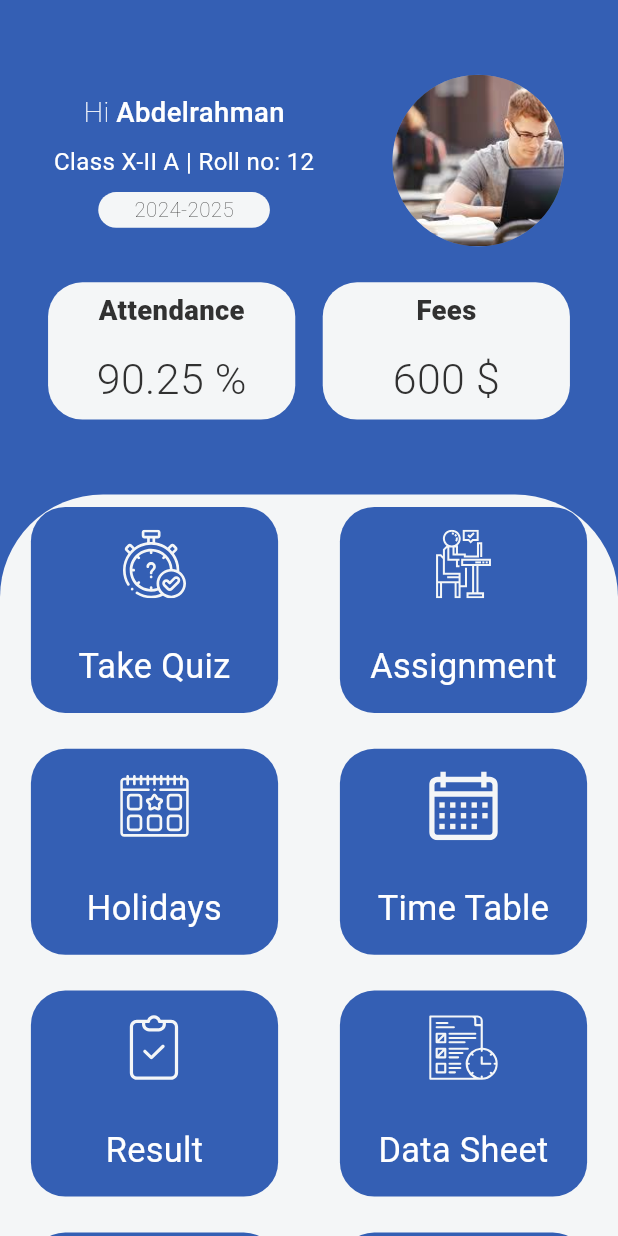
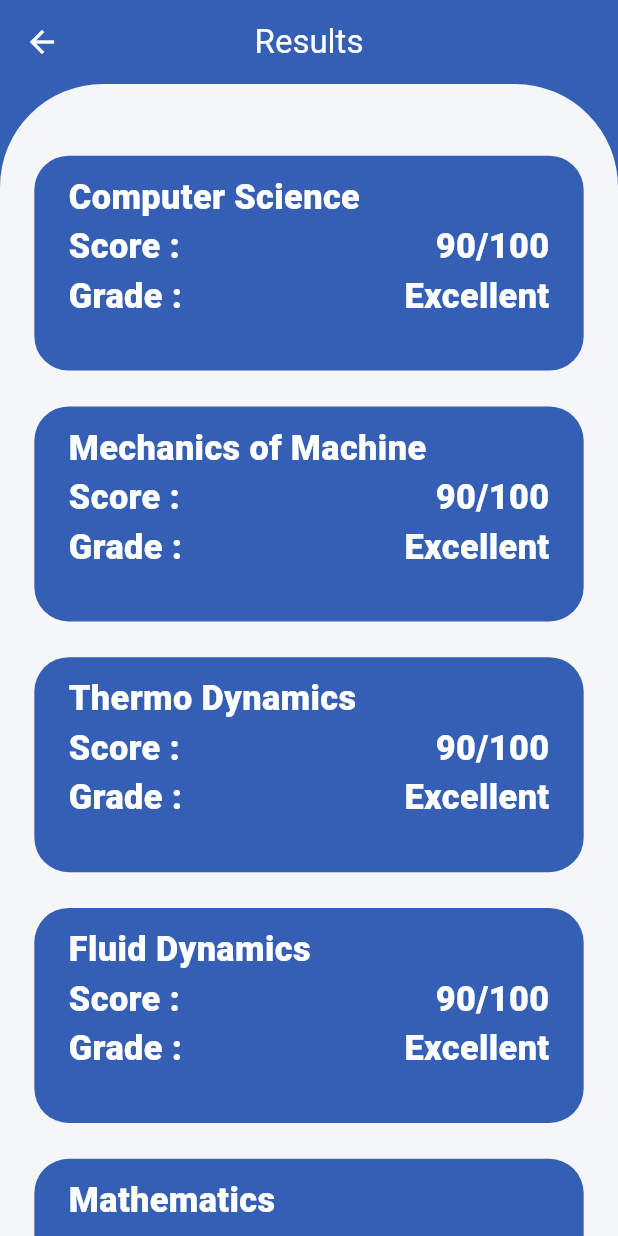
Before and after one commit to Abderlahman-Omar/flutter-school_app, a Flutter app: the HomeScreen screen opened by its route, after a tap on "Result", on a phone screen of 412 x 824 dp. Run offline on Flutter 3.47's test engine with Material 3 defaults, Android fonts, the phone set to English and light mode, and no system bars; our stand-ins replace flutter_screenutil, flutter_svg.

Commit message:
results screen ui done

```diff
--- a/lib/main.dart
+++ b/lib/main.dart
@@ -6,6 +6,7 @@ import 'package:school_app/helpers/constants.dart';
 import 'package:school_app/screens/home_screen.dart';
 import 'package:school_app/screens/login_screen.dart';
 import 'package:school_app/screens/profile_screen.dart';
+import 'package:school_app/screens/result_screen.dart';
 import 'package:school_app/screens/splash_screen.dart';
 import 'package:school_app/screens/time_table_screen.dart';
 
@@ -76,6 +77,9 @@ class _SchoolAppState extends State<SchoolApp> {
             TimeTableScreen.routeName: (context) {
               return const TimeTableScreen();
             },
+            ResultScreen.routeName: (context) {
+              return const ResultScreen();
+            },
           },
           initialRoute: SplashScreen.routeName,
         );
--- a/lib/screens/home_screen.dart
+++ b/lib/screens/home_screen.dart
@@ -3,6 +3,7 @@ import 'package:flutter_screenutil/flutter_screenutil.dart';
 import 'package:school_app/generated/l10n.dart';
 import 'package:school_app/helpers/constants.dart';
 import 'package:school_app/screens/profile_screen.dart';
+import 'package:school_app/screens/result_screen.dart';
 import 'package:school_app/screens/time_table_screen.dart';
 import 'package:school_app/widgets/custom_card.dart';
 import 'package:school_app/widgets/home_page_card.dart';
@@ -212,7 +213,16 @@ class _HomeScreenState extends State<HomeScreen> {
                     mainAxisAlignment: MainAxisAlignment.spaceAround,
                     children: [
                       GestureDetector(
-                        onTap: () {},
+                        onTap: () {
+                          Navigator.push(
+                            context,
+                            MaterialPageRoute(
+                              builder: (context) {
+                                return ResultScreen();
+                              },
+                            ),
+                          );
+                        },
                         child: HomePageCard(
                           assetName: 'assets/icons/result.svg',
                           cardText: S.of(context).result,
--- /dev/null
+++ b/lib/screens/result_screen.dart
@@ -0,0 +1,88 @@
+import 'package:flutter/material.dart';
+import 'package:flutter_screenutil/flutter_screenutil.dart';
+import 'package:school_app/generated/l10n.dart';
+import 'package:school_app/helpers/constants.dart';
+import 'package:school_app/widgets/results_screen_card.dart';
+
+class ResultScreen extends StatelessWidget {
+  const ResultScreen({super.key});
+  static String routeName = 'ResultScreen';
+
+  @override
+  Widget build(BuildContext context) {
+    return Scaffold(
+      appBar: AppBar(
+        iconTheme: const IconThemeData(
+          color: kTextWhiteColor,
+        ),
+        backgroundColor: kPrimaryColor,
+        elevation: 0,
+        title: Text(
+          S.of(context).resultsTitle,
+          style: const TextStyle(
+            color: kTextWhiteColor,
+          ),
+        ),
+        centerTitle: true,
+      ),
+      body: Expanded(
+        child: Container(
+          width: MediaQuery.of(context).size.width,
+          height: MediaQuery.of(context).size.height,
+          decoration: BoxDecoration(
+            color: kOtherColor,
+            borderRadius: BorderRadius.only(
+              topLeft: Radius.circular(kDefaultPadding * 3.r),
+              topRight: Radius.circular(kDefaultPadding * 3.r),
+            ),
+          ),
+          child: ListView(
+            children: [
+              Padding(
+                padding: EdgeInsets.only(
+                  top: 40.h,
+                  left: 20.w,
+                  right: 20.w,
+                ),
+                child: Column(
+                  children: [
+                    ResultsScreenCard(
+                      lecName: S.of(context).lecTitle,
+                    ),
+                    SizedBox(
+                      height: 20.h,
+                    ),
+                    ResultsScreenCard(
+                      lecName: S.of(context).lecTitle1,
+                    ),
+                    SizedBox(
+                      height: 20.h,
+                    ),
+                    ResultsScreenCard(
+                      lecName: S.of(context).lecTitle2,
+                    ),
+                    SizedBox(
+                      height: 20.h,
+                    ),
+                    ResultsScreenCard(
+                      lecName: S.of(context).lecTitle3,
+                    ),
+                    SizedBox(
+                      height: 20.h,
+                    ),
+                    ResultsScreenCard(
+                      lecName: S.of(context).lecTitle4,
+                    ),
+                    SizedBox(
+                      height: 20.h,
+                    ),
+                  ],
+                ),
+              )
+            ],
+          ),
+        ),
+      ),
+    );
+  }
+}
--- /dev/null
+++ b/lib/widgets/results_screen_card.dart
@@ -0,0 +1,88 @@
+import 'package:flutter/material.dart';
+import 'package:flutter_screenutil/flutter_screenutil.dart';
+import 'package:school_app/helpers/constants.dart';
+
+class ResultsScreenCard extends StatelessWidget {
+  const ResultsScreenCard({super.key, required this.lecName});
+  final String lecName;
+  @override
+  Widget build(BuildContext context) {
+    return Container(
+      width: MediaQuery.of(context).size.width,
+      height: 120.h,
+      decoration: BoxDecoration(
+        color: kPrimaryColor,
+        borderRadius: BorderRadius.circular(
+          kDefaultPadding.r,
+        ),
+      ),
+      child: Padding(
+        padding: EdgeInsets.only(
+          top: 10.w,
+          left: 20.w,
+          right: 20.w,
+        ),
+        child: Column(
+          crossAxisAlignment: CrossAxisAlignment.start,
+          children: [
+            Row(
+              mainAxisAlignment: MainAxisAlignment.spaceBetween,
+              children: [
+                Text(
+                  lecName,
+                  style: TextStyle(
+                    fontSize: 20.sp,
+                    color: kTextWhiteColor,
+                    fontWeight: FontWeight.w800,
+                  ),
+                ),
+              ],
+            ),
+            Row(
+              mainAxisAlignment: MainAxisAlignment.spaceBetween,
+              children: [
+                Text(
+                  'Score :',
+                  style: TextStyle(
+                    fontSize: 20.sp,
+                    color: kTextWhiteColor,
+                    fontWeight: FontWeight.w800,
+                  ),
+                ),
+                Text(
+                  '90/100',
+                  style: TextStyle(
+                    fontSize: 20.sp,
+                    color: kTextWhiteColor,
+                    fontWeight: FontWeight.w800,
+                  ),
+                ),
+              ],
+            ),
+            Row(
+              mainAxisAlignment: MainAxisAlignment.spaceBetween,
+              children: [
+                Text(
+                  'Grade :',
+                  style: TextStyle(
+                    fontSize: 20.sp,
+                    color: kTextWhiteColor,
+                    fontWeight: FontWeight.w800,
+                  ),
+                ),
+                Text(
+                  'Excellent',
+                  style: TextStyle(
+                    fontSize: 20.sp,
+                    color: kTextWhiteColor,
+                    fontWeight: FontWeight.w800,
+                  ),
+                ),
+              ],
+            ),
+          ],
+        ),
+      ),
+    );
+  }
+}
```
